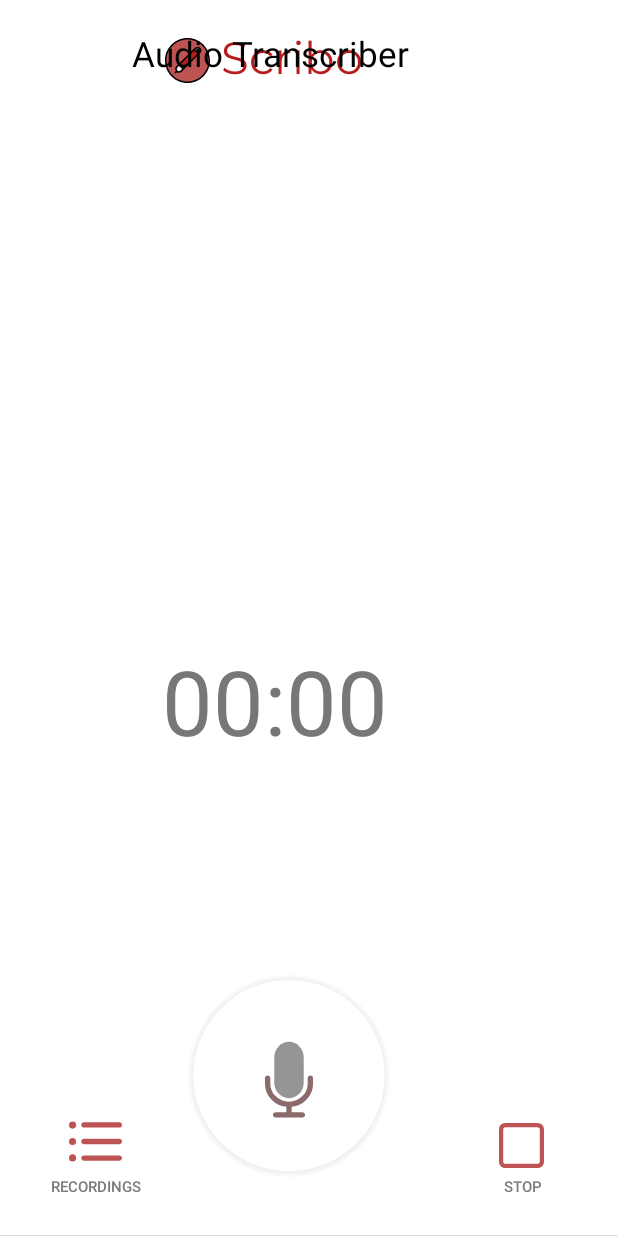
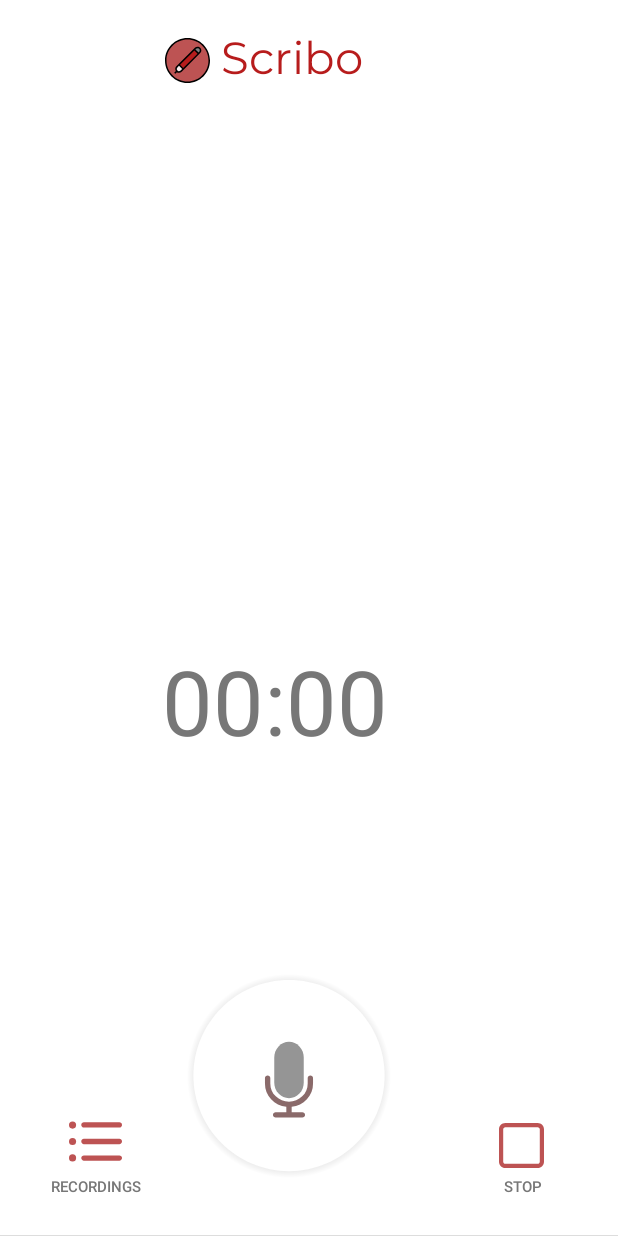
Before and after one commit to vlfom/Scribo, an Android app: the screen it shows after launch (MainActivity), on a phone screen of 412 x 824 dp. Run offline under Robolectric (Android 15) with nearby library versions, the phone set to English and light mode, and no system bars; our stand-ins replace Room's generated code.

Commit message:
Fix design issues.

```diff
--- a/app/src/main/res/layout/activity_main.xml
+++ b/app/src/main/res/layout/activity_main.xml
@@ -84,18 +84,4 @@
         app:layout_constraintBottom_toBottomOf="parent"
         app:layout_constraintEnd_toEndOf="parent" />
 
-    <TextView
-        android:id="@+id/scriboTxt"
-        android:layout_width="wrap_content"
-        android:layout_height="30dp"
-        android:layout_marginStart="88dp"
-        android:layout_marginTop="20dp"
-        android:fontFamily="sans-serif"
-        android:text="Audio Transcriber"
-        android:textColor="@color/colorBlack"
-        android:textSize="23dp"
-
-        app:layout_constraintStart_toStartOf="parent"
-        app:layout_constraintTop_toTopOf="parent" />
-
 </android.support.constraint.ConstraintLayout>
--- a/app/src/main/res/values/colors.xml
+++ b/app/src/main/res/values/colors.xml
@@ -5,6 +5,6 @@
     <color name="colorPrimaryDarkOld">#0045ac</color>
     <color name="colorAccent">#B71C1C</color>
     <color name="colorWhite">#ffffff</color>
-    <color name="colorGray">#7b7b7b</color>
+    <color name="colorGray">#777</color>
     <color name="colorBlack">#000</color>
 </resources>
```
